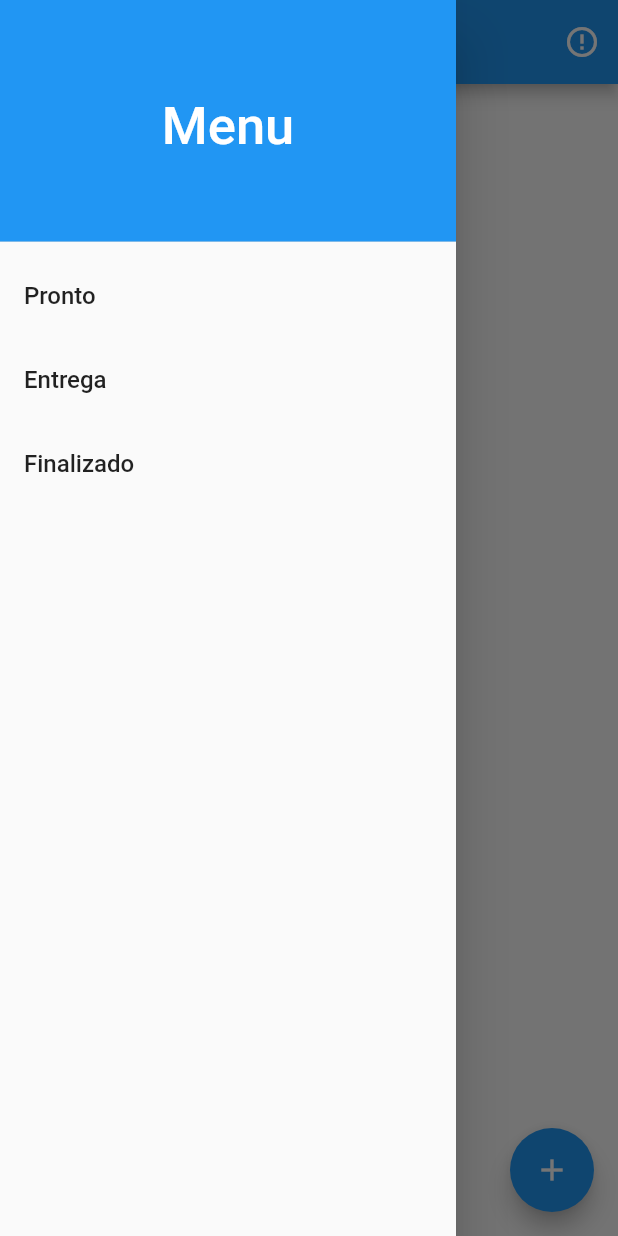
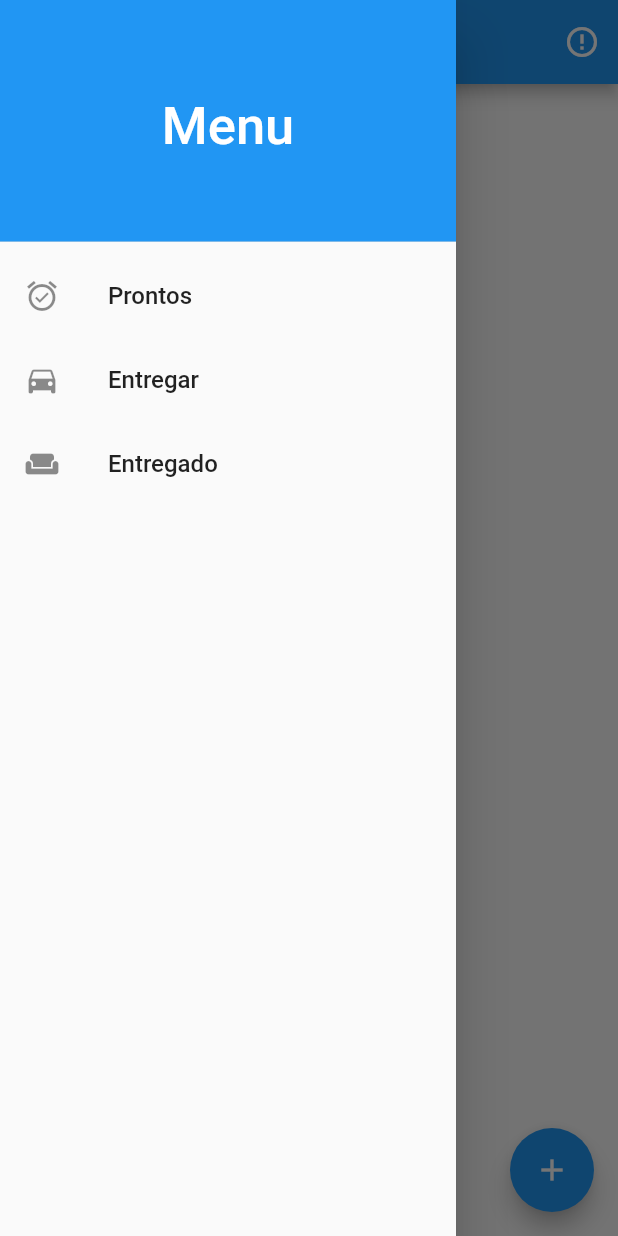
Before and after one commit to Lyem/Agenda, a Flutter app: the screen it shows after launch, with the side drawer open, on a phone screen of 412 x 824 dp. Run offline on Flutter 3.47's test engine with Material 2 defaults, Android fonts, the phone set to English and light mode, and no system bars.

Commit message:
added icons in the side menu

```diff
--- a/lib/main.dart
+++ b/lib/main.dart
@@ -67,19 +67,22 @@ class _HomePageState extends State<HomePage> {
               ),
             ),
             ListTile(
-              title: Text('Pronto', style: TextStyle(fontSize: 16),),
+              title: Text('Prontos', style: TextStyle(fontSize: 16),),
+              leading: Icon(Icons.alarm_on),
               onTap: () {
                 Navigator.pop(context);
               },
             ),
             ListTile(
-              title: Text('Entrega', style: TextStyle(fontSize: 16),),
+              title: Text('Entregar', style: TextStyle(fontSize: 16),),
+              leading: Icon(Icons.directions_car),
               onTap: () {
                 Navigator.pop(context);
               },
             ),
             ListTile(
-              title: Text('Finalizado', style: TextStyle(fontSize: 16),),
+              title: Text('Entregado', style: TextStyle(fontSize: 16),),
+              leading: Icon(Icons.weekend),
               onTap: () {
                 Navigator.pop(context);
               }
```
